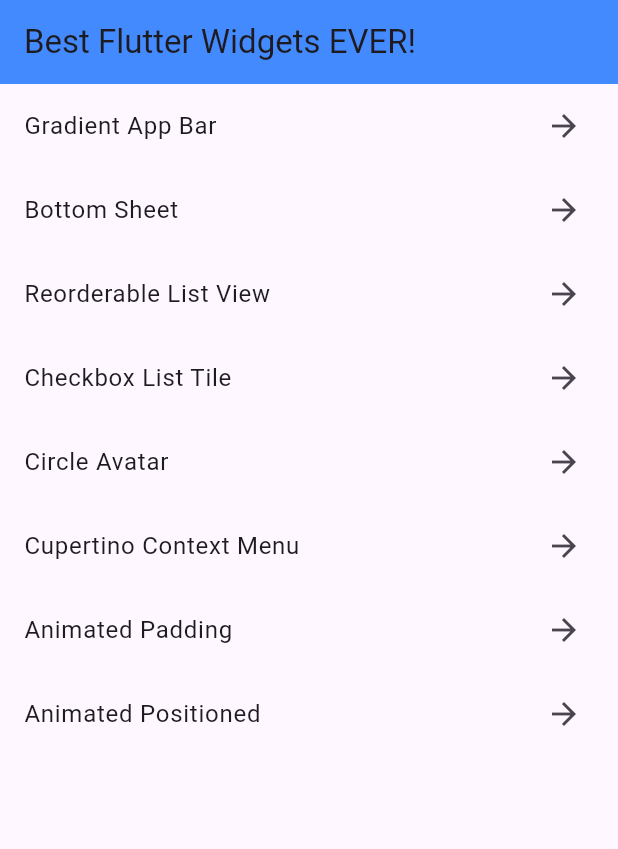
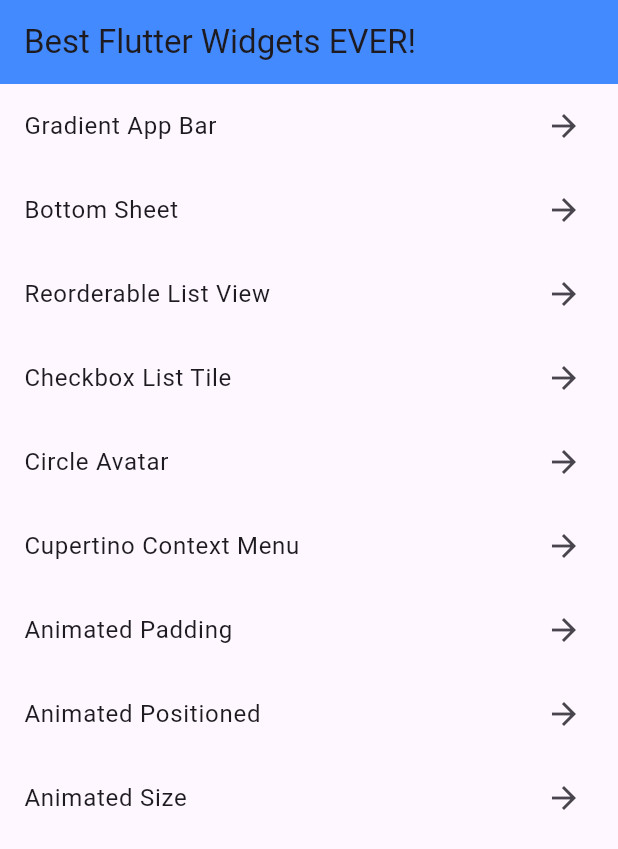
Before and after one commit to artdima/Best-Flutter-Widgets-EVER, a Flutter app: the screen it shows after launch, on a phone screen of 412 x 824 dp. Shown: the top 849 px of the screen. Run offline on Flutter 3.47's test engine with Material 3 defaults, Android fonts, the phone set to English and light mode, and no system bars; our stand-ins replace flutter_svg.

Commit message:
Add AnimatedSize

```diff
--- a/lib/main.dart
+++ b/lib/main.dart
@@ -23,6 +23,7 @@ class MainApp extends StatelessWidget {
         '/CupContextMenu': (context) => const CupertinoContextMenuExample(),
         '/AnimatedPadding': (context) => const AnimatedPaddingExample(),
         '/AnimatedPositioned': (context) => const AnimatedPositionedExample(),
+        '/AnimatedSize': (context) => const AnimatedSizeExample(),
       },
     );
   }
@@ -44,6 +45,7 @@ final List<BestFlutterWidget> _widgets = [
   BestFlutterWidget(routes: '/CupContextMenu', name: 'Cupertino Context Menu'),
   BestFlutterWidget(routes: '/AnimatedPadding', name: 'Animated Padding'),
   BestFlutterWidget(routes: '/AnimatedPositioned', name: 'Animated Positioned'),
+  BestFlutterWidget(routes: '/AnimatedSize', name: 'Animated Size'),
 ];
 
 class HomeAppp extends StatelessWidget {
--- a/lib/screens/screens.dart
+++ b/lib/screens/screens.dart
@@ -1,5 +1,6 @@
 export 'animated_padding.dart';
 export 'animated_positioned.dart';
+export 'animated_size.dart';
 export 'bottom_sheet.dart';
 export 'checkbox_list_tile.dart';
 export 'circle_avatar.dart';
```
Also changed, not shown: lib/screens/animated_size.dart (added, +34 -0 lines).
